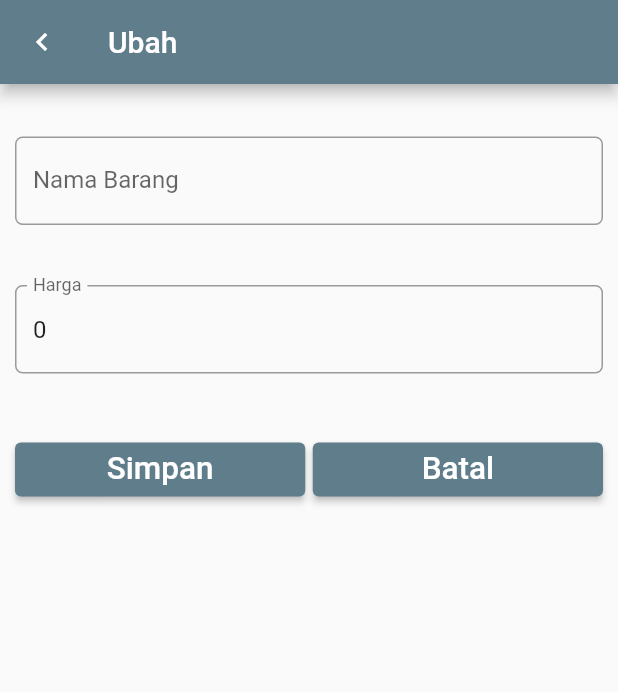
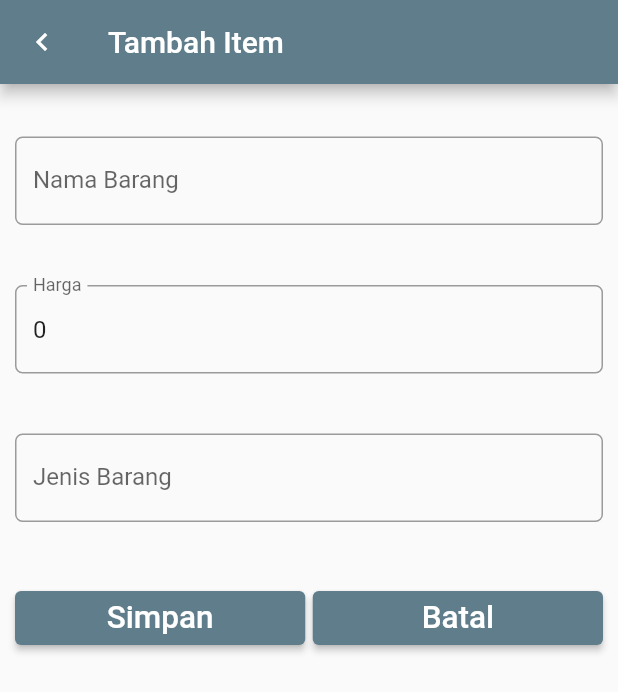
Before and after one commit to AhmadShodikinn/Learn-Mobile-Programming, a Flutter app: the screen it shows after launch, after a tap on "Tambah Item", on a phone screen of 412 x 824 dp. Shown: the top 692 px of the screen. Run offline on Flutter 3.47's test engine with Material 2 defaults, Android fonts, the light colour scheme and no system bars; our stand-ins replace google_fonts, sqflite; accounts and stored records are empty; network calls fail.

Commit message:
update add type product, try change picture icon

```diff
--- a/praktikum6/db_sqllite/lib/entryForm.dart
+++ b/praktikum6/db_sqllite/lib/entryForm.dart
@@ -8,30 +8,27 @@ class EntryForm extends StatefulWidget {
   EntryFormState createState() => EntryFormState(this.item);
 }
 
-//class controller
 class EntryFormState extends State<EntryForm> {
   Item item;
   EntryFormState(this.item);
   TextEditingController nameController = TextEditingController();
   TextEditingController priceController = TextEditingController();
+  TextEditingController typeController = TextEditingController();
+
   @override
   Widget build(BuildContext context) {
-//kondisi
-    if (item != null) {
     nameController.text = item.name;
     priceController.text = item.price.toString();
-    }
-//rubah
+
     return Scaffold(
       appBar: AppBar(
-        title: item == null ? Text('Tambah') : Text('Ubah'),
+        title: Text(item.id == null ? 'Tambah Item' : 'Edit Item'),
         leading: Icon(Icons.keyboard_arrow_left),
       ),
       body: Padding(
         padding: EdgeInsets.only(top: 15.0, left: 10.0, right: 10.0),
         child: ListView(
           children: <Widget>[
-// nama
             Padding(
               padding: EdgeInsets.only(top: 20.0, bottom: 20.0),
               child: TextField(
@@ -43,13 +40,9 @@ class EntryFormState extends State<EntryForm> {
                     borderRadius: BorderRadius.circular(5.0),
                   ),
                 ),
-                onChanged: (value) {
-//
-                },
+                onChanged: (value) {},
               ),
             ),
-
-// harga    // harga
             Padding(
               padding: EdgeInsets.only(top: 20.0, bottom: 20.0),
               child: TextField(
@@ -61,12 +54,23 @@ class EntryFormState extends State<EntryForm> {
                     borderRadius: BorderRadius.circular(5.0),
                   ),
                 ),
-                onChanged: (value) {
-//
-                },
+                onChanged: (value) {},
               ),
             ),
-
+            Padding(
+              padding: EdgeInsets.only(top: 20.0, bottom: 20.0),
+              child: TextField(
+                controller: typeController,
+                keyboardType: TextInputType.text,
+                decoration: InputDecoration(
+                  labelText: 'Jenis Barang',
+                  border: OutlineInputBorder(
+                    borderRadius: BorderRadius.circular(5.0),
+                  ),
+                ),
+                onChanged: (value) {},
+              ),
+            ),
             Padding(
               padding: EdgeInsets.only(top: 20.0, bottom: 20.0),
               child: Row(children: <Widget>[
@@ -77,31 +81,31 @@ class EntryFormState extends State<EntryForm> {
                       textScaleFactor: 1.5,
                     ),
                     onPressed: () {
-                    if (item == null) {
-// tambah data
-                      item = Item(
-                          nameController.text, int.parse(priceController.text));
-                    } else {
-                      // ubah data
+                      item = Item(nameController.text,
+                          int.tryParse(priceController.text) ?? 0);
+
                       item.name = nameController.text;
-                      item.price = int.parse(priceController.text);
-                    }
+                      item.price = int.tryParse(priceController.text) ?? 0;
+                      item.type = typeController.text;
+
                       Navigator.pop(context, item);
                     },
-                )),
+                  ),
+                ),
                 Container(width: 5.0),
                 Expanded(
                   child: ElevatedButton(
-                  child: Text(
+                    child: const Text(
                       'Batal',
                       textScaleFactor: 1.5,
                     ),
                     onPressed: () {
                       Navigator.pop(context);
                     },
-                ))
+                  ),
+                ),
               ]),
-            )
+            ),
           ],
         ),
       ),
--- a/praktikum6/db_sqllite/lib/models/item.dart
+++ b/praktikum6/db_sqllite/lib/models/item.dart
@@ -1,31 +1,36 @@
 class Item {
-  late int? id;
-  late String _name;
-  late int _price;
+  int? id;
+  String? _name;
+  int? _price;
+  String? _type;
 
   get idku => id;
 
-  String get name => _name;
+  String get name => _name ?? '';
   set name(String value) => _name = value;
   get price => _price;
   set price(value) => _price = value;
+  get type => _type;
+  set type(value) => _type = value;
 
   // konstruktor versi 1
   Item(this._name, this._price);
 
   // konstruktor versi 2: konversi dari Map ke Item
   Item.fromMap(Map<String, dynamic> map) {
-    // this.id = map['id'];
+    id = map['id'];
     _name = map['name'];
     _price = map['price'];
+    _type = map['type'];
   }
 
   // konversi dari Item ke Map
   Map<String, dynamic> toMap() {
-    Map<String, dynamic> map = Map<String, dynamic>();
-    // map['id'] = this.id;
+    Map<String, dynamic> map = <String, dynamic>{};
+    map['id'] = id;
     map['name'] = name;
     map['price'] = price;
+    map['type'] = type;
     return map;
   }
 }
--- a/praktikum6/db_sqllite/pubspec.yaml
+++ b/praktikum6/db_sqllite/pubspec.yaml
@@ -35,6 +35,8 @@ dependencies:
 
   path_provider: ^2.1.1
 
+  image_picker: ^1.0.4
+
 
   # The following adds the Cupertino Icons font to your application.
   # Use with the CupertinoIcons class for iOS style icons.
@@ -63,8 +65,8 @@ flutter:
   uses-material-design: true
 
   # To add assets to your application, add an assets section, like this:
-  # assets:
-  #   - images/a_dot_burr.jpeg
+  assets:
+    - images/icon.jpg
   #   - images/a_dot_ham.jpeg
 
   # An image asset can refer to one or more resolution-specific "variants", see
```
Also changed, not shown: praktikum6/db_sqllite/lib/home.dart (+23 -10 lines), praktikum6/db_sqllite/lib/models/dbhelper.dart (+36 -15 lines), praktikum6/db_sqllite/images/icon.jpg (added), praktikum6/db_sqllite/pubspec.lock, 6 other files. Lines whose indentation alone changed are shown as unchanged.
